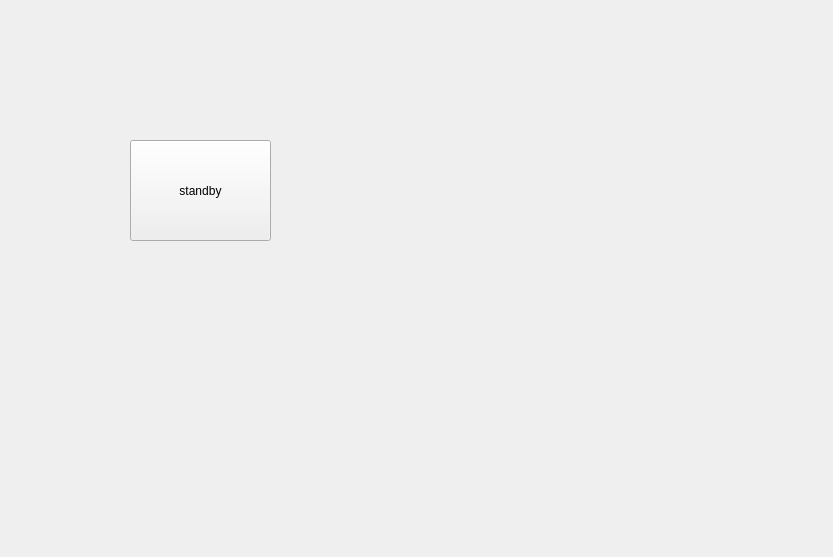
Qt form SmartCabinet/Widgets/standbywidget.ui (birdman1992/SmartCabinet) before a commit.
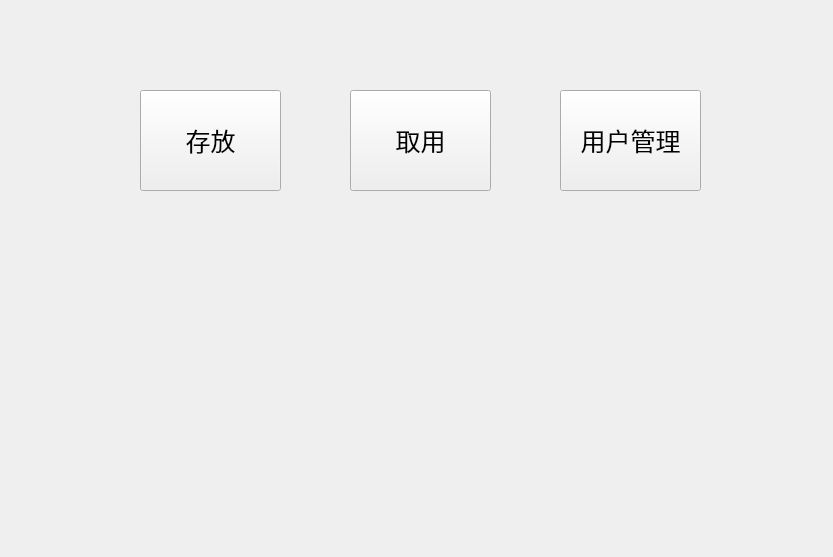
The same form after that commit.

The edit to the form file:
```diff
--- a/SmartCabinet/Widgets/standbywidget.ui
+++ b/SmartCabinet/Widgets/standbywidget.ui
@@ -16,14 +16,55 @@
   <widget class="QPushButton" name="pushButton">
    <property name="geometry">
     <rect>
-     <x>130</x>
-     <y>140</y>
+     <x>140</x>
+     <y>90</y>
      <width>141</width>
      <height>101</height>
     </rect>
    </property>
+   <property name="font">
+    <font>
+     <pointsize>19</pointsize>
+    </font>
+   </property>
    <property name="text">
-    <string>standby</string>
+    <string>存放</string>
+   </property>
+  </widget>
+  <widget class="QPushButton" name="qu">
+   <property name="geometry">
+    <rect>
+     <x>350</x>
+     <y>90</y>
+     <width>141</width>
+     <height>101</height>
+    </rect>
+   </property>
+   <property name="font">
+    <font>
+     <pointsize>19</pointsize>
+    </font>
+   </property>
+   <property name="text">
+    <string>取用</string>
+   </property>
+  </widget>
+  <widget class="QPushButton" name="user_manage">
+   <property name="geometry">
+    <rect>
+     <x>560</x>
+     <y>90</y>
+     <width>141</width>
+     <height>101</height>
+    </rect>
+   </property>
+   <property name="font">
+    <font>
+     <pointsize>19</pointsize>
+    </font>
+   </property>
+   <property name="text">
+    <string>用户管理</string>
    </property>
   </widget>
  </widget>
```
Left out of the diff: 2 changed lines with no effect on the pictures.
